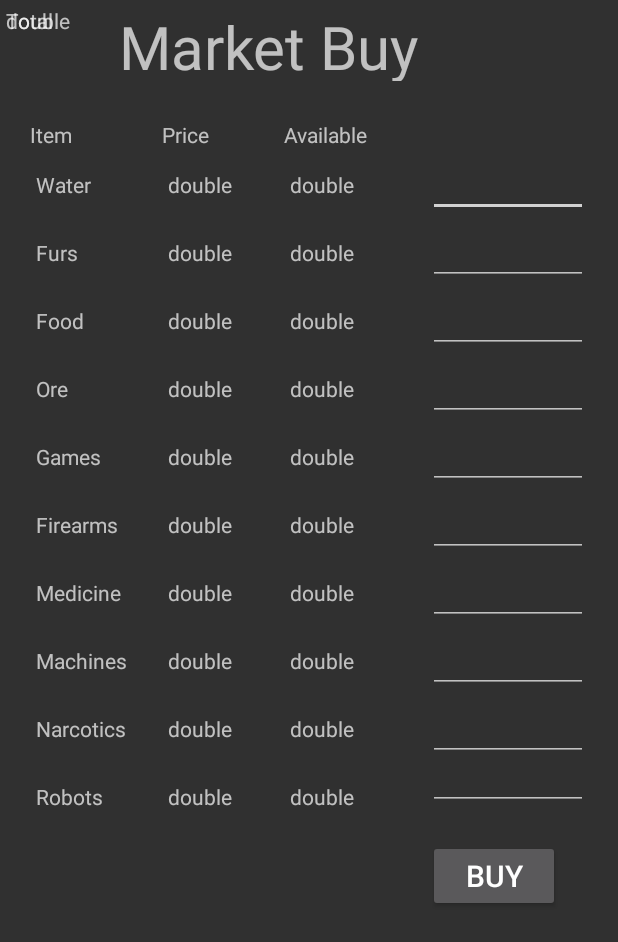
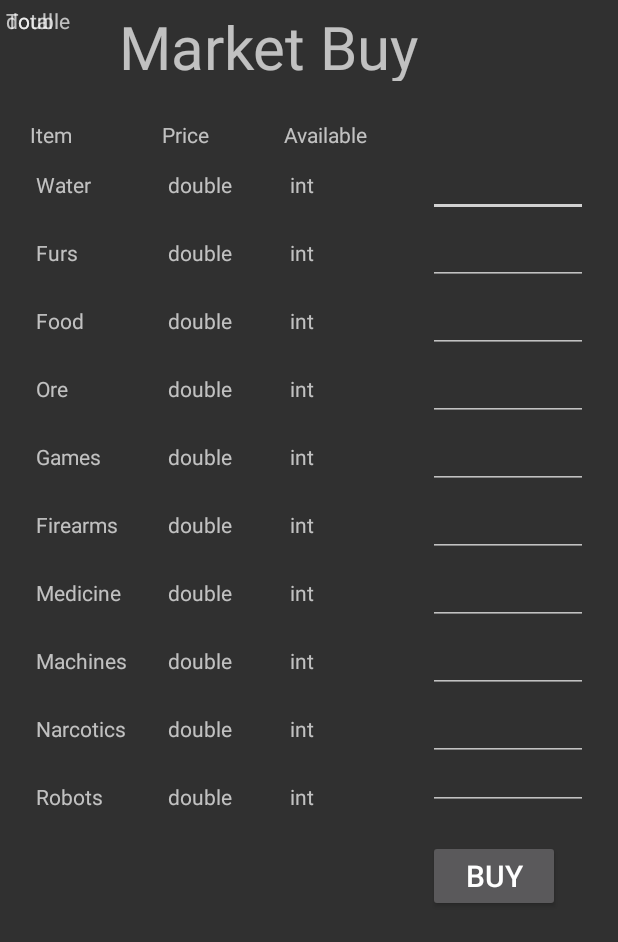
Before and after one commit to helblazer811/SpaceTrader, an Android app: the fragment BuyFragment shown on its own in the app's theme, on a phone screen of 412 x 824 dp. Shown: the top 942 px of the screen. Run offline under Robolectric (Android 15) with nearby library versions, the phone set to English and light mode, and no system bars.

Commit message:
Modified labels

```diff
--- a/app/src/main/res/layout/fragment_buy.xml
+++ b/app/src/main/res/layout/fragment_buy.xml
@@ -91,7 +91,7 @@
 
                 <TextView
                     android:padding="4dip"
-                    android:text="double" />
+                    android:text="int" />
 
                 <EditText
                     android:ems="5"
@@ -110,7 +110,7 @@
 
                 <TextView
                     android:padding="4dip"
-                    android:text="double" />
+                    android:text="int" />
 
                 <EditText
                     android:ems="5"
@@ -129,7 +129,7 @@
 
                 <TextView
                     android:padding="4dip"
-                    android:text="double" />
+                    android:text="int" />
 
                 <EditText
                     android:ems="5"
@@ -148,7 +148,7 @@
 
                 <TextView
                     android:padding="4dip"
-                    android:text="double" />
+                    android:text="int" />
 
                 <EditText
                     android:ems="5"
@@ -167,7 +167,7 @@
 
                 <TextView
                     android:padding="4dip"
-                    android:text="double" />
+                    android:text="int" />
 
                 <EditText
                     android:ems="5"
@@ -186,7 +186,7 @@
 
                 <TextView
                     android:padding="4dip"
-                    android:text="double" />
+                    android:text="int" />
 
                 <EditText
                     android:ems="5"
@@ -205,7 +205,7 @@
 
                 <TextView
                     android:padding="4dip"
-                    android:text="double" />
+                    android:text="int" />
 
                 <EditText
                     android:ems="5"
@@ -224,7 +224,7 @@
 
                 <TextView
                     android:padding="4dip"
-                    android:text="double" />
+                    android:text="int" />
 
                 <EditText
                     android:ems="5"
@@ -243,7 +243,7 @@
 
                 <TextView
                     android:padding="4dip"
-                    android:text="double" />
+                    android:text="int" />
 
                 <EditText
                     android:ems="5"
@@ -262,7 +262,7 @@
 
                 <TextView
                     android:padding="4dip"
-                    android:text="double" />
+                    android:text="int" />
 
                 <EditText
                     android:ems="5"
```
Also changed, not shown: app/src/main/res/layout/fragment_sell.xml (+10 -10 lines).
